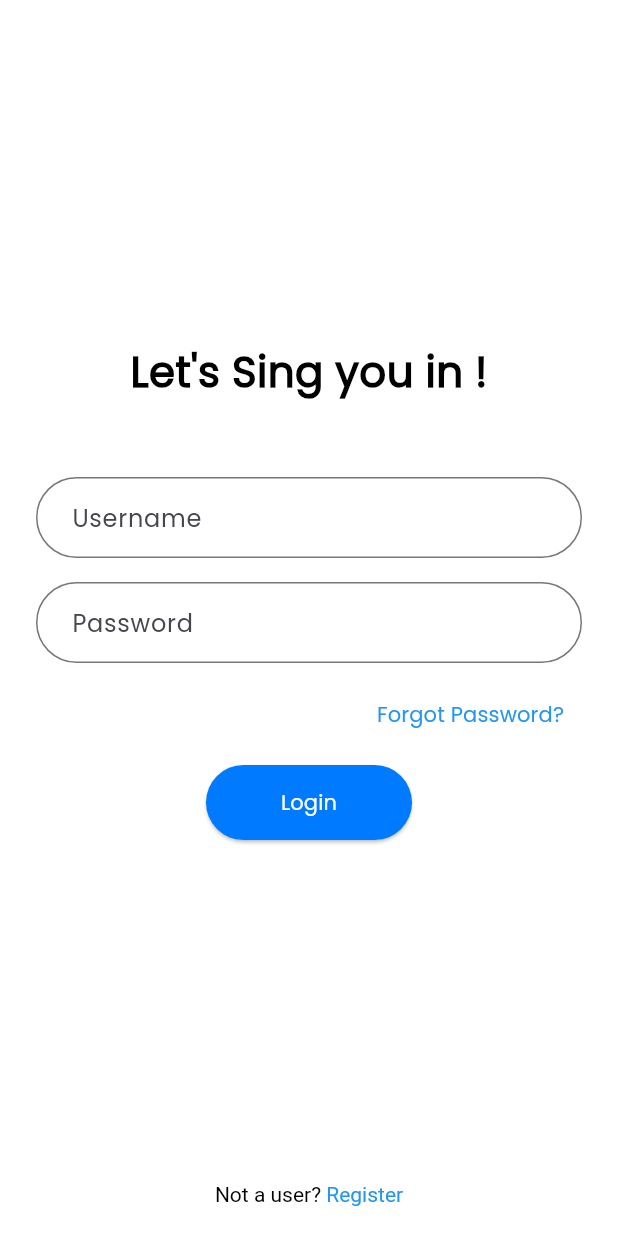
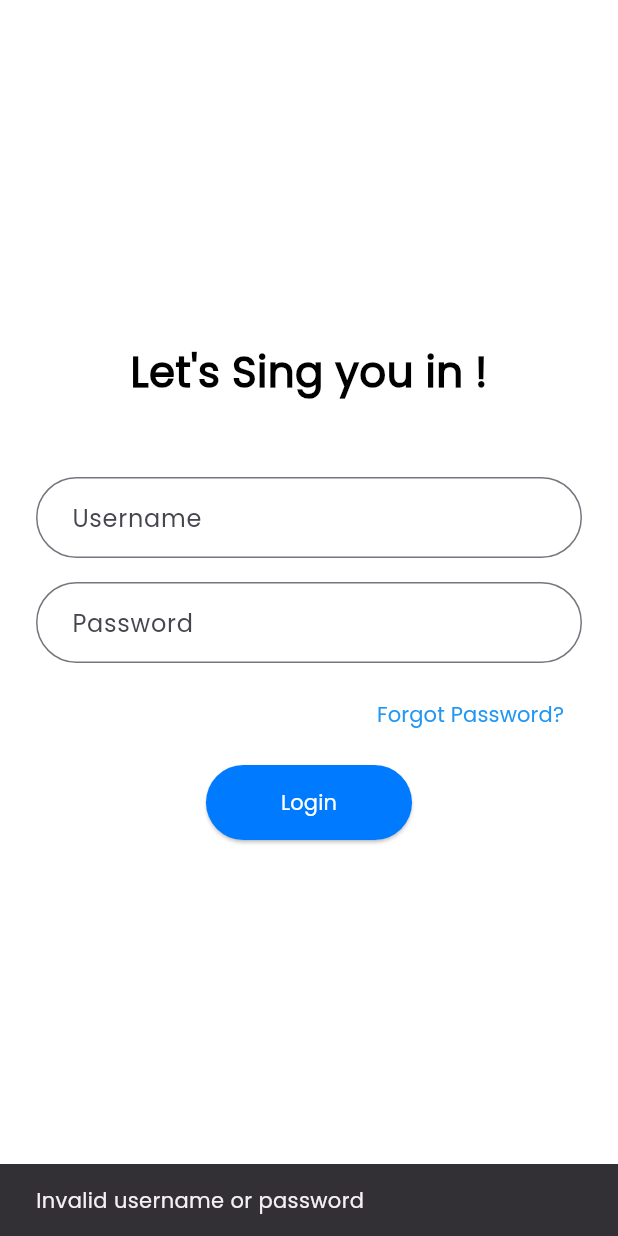
Before and after one commit to Ziroworld/Ailav, a Flutter app: the screen it shows after launch, after a tap on "Login", on a phone screen of 412 x 824 dp. Run offline on Flutter 3.47's test engine with Material 3 defaults, Android fonts, the phone set to English and light mode, and no system bars.

Commit message:
feat: added hardcode for login authentication, which redirects to admin dashboard and customer homepage accordingly.

```diff
--- a/lib/common/textfield_commoner.dart
+++ b/lib/common/textfield_commoner.dart
@@ -5,14 +5,23 @@ class Textfield extends StatelessWidget {
     super.key,
     required this.obscureText,
     required this.text,
+    this.controller,
+    this.keyboardType,
+    this.validator,
   });
+
   final bool obscureText;
   final String text;
+  final TextEditingController? controller; // Controller for input
+  final TextInputType? keyboardType; // Keyboard type
+  final String? Function(String?)? validator; // Optional validator
 
   @override
   Widget build(BuildContext context) {
     return TextField(
       obscureText: obscureText,
+      controller: controller,
+      keyboardType: keyboardType,
       decoration: InputDecoration(
         labelText: text,
         border: const OutlineInputBorder(
--- /dev/null
+++ b/lib/model/auth_model.dart
@@ -0,0 +1,13 @@
+class AuthModel {
+  static const Map<String, String> users = {
+    'admin': 'admin123', // Admin credentials
+    'customer': 'customer123', // Customer credentials
+  };
+
+  static String? authenticate(String username, String password) {
+    if (users.containsKey(username) && users[username] == password) {
+      return username; // Return the role
+    }
+    return null; // Invalid credentials
+  }
+}
--- a/lib/view/login_screen_view.dart
+++ b/lib/view/login_screen_view.dart
@@ -1,12 +1,47 @@
 import 'package:ailav/common/break_common.dart';
 import 'package:ailav/common/textfield_commoner.dart';
+import 'package:ailav/model/auth_model.dart';
+import 'package:ailav/view/admin/admin_dashboard_view.dart';
+import 'package:ailav/view/client/client_homepage_view.dart';
 import 'package:ailav/view/forget_password_view.dart';
 import 'package:ailav/view/register_screen_view.dart';
 import 'package:flutter/gestures.dart';
 import 'package:flutter/material.dart';
 
-class LoginScreenView extends StatelessWidget {
+class LoginScreenView extends StatefulWidget {
   const LoginScreenView({super.key});
+
+  @override
+  State<LoginScreenView> createState() => _LoginScreenViewState();
+}
+
+class _LoginScreenViewState extends State<LoginScreenView> {
+  final TextEditingController _usernameController = TextEditingController();
+  final TextEditingController _passwordController = TextEditingController();
+
+  void _performLogin() {
+    final username = _usernameController.text.trim();
+    final password = _passwordController.text.trim();
+
+    final role = AuthModel.authenticate(username, password);
+
+    if (role == 'admin') {
+      Navigator.push(
+        context,
+        MaterialPageRoute(builder: (context) => const AdminDashboardView()),
+      );
+    } else if (role == 'customer') {
+      Navigator.push(
+        context,
+        MaterialPageRoute(builder: (context) => const ClientHomepageView()),
+      );
+    } else {
+      // Show error if authentication fails
+      ScaffoldMessenger.of(context).showSnackBar(
+        const SnackBar(content: Text('Invalid username or password')),
+      );
+    }
+  }
 
   @override
   Widget build(BuildContext context) {
@@ -32,14 +67,18 @@ class LoginScreenView extends StatelessWidget {
                         ),
                       ),
                       Break(50),
-                      const Textfield(
+                      Textfield(
+                        controller: _usernameController,
                         obscureText: false,
                         text: "Username",
+                        keyboardType: TextInputType.text,
                       ),
                       Break(16),
-                      const Textfield(
+                      Textfield(
+                        controller: _passwordController,
                         obscureText: true,
                         text: "Password",
+                        keyboardType: TextInputType.visiblePassword,
                       ),
                       Break(10), // Space before forgot password
                       Align(
@@ -62,9 +101,7 @@ class LoginScreenView extends StatelessWidget {
                       ),
                       Break(10),
                       ElevatedButton(
-                        onPressed: () {
-                          // Handle login logic here
-                        },
+                        onPressed: _performLogin,
                         style: ElevatedButton.styleFrom(
                           backgroundColor: const Color.fromRGBO(
                               0, 122, 255, 100), // Button color
```
Also changed, not shown: lib/view/admin/admin_dashboard_view.dart (+7 -1 lines), lib/view/client/client_homepage_view.dart (+9 -1 lines), lib/view/terms_and_condition_view.dart (added, +38 -0 lines).
